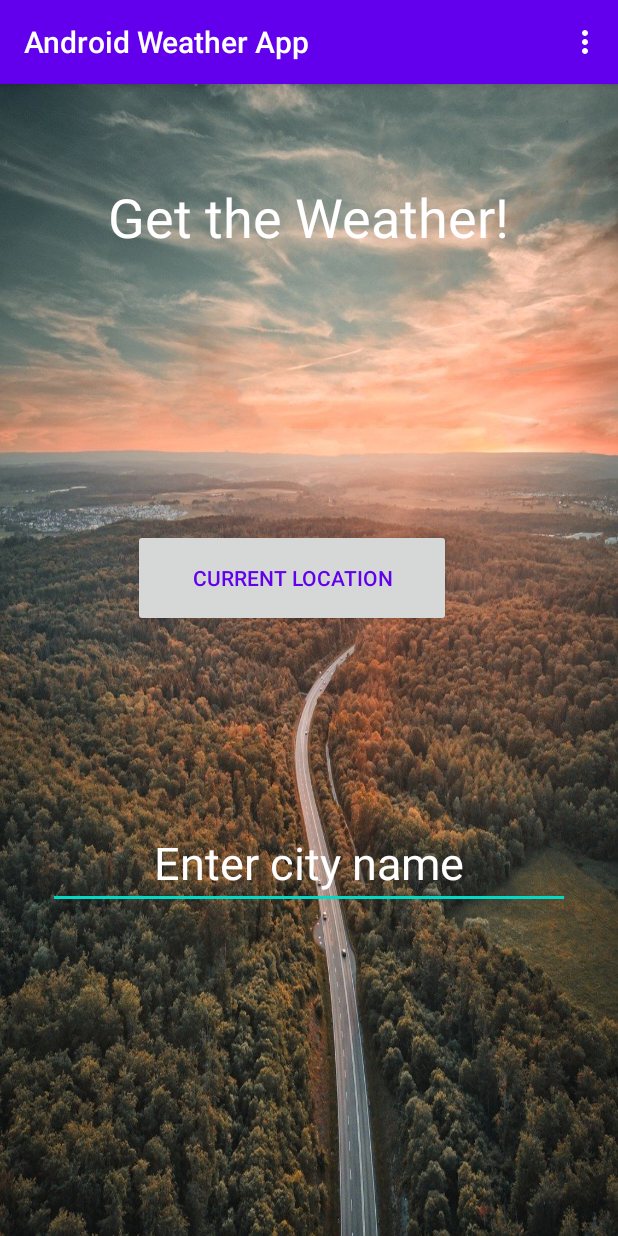
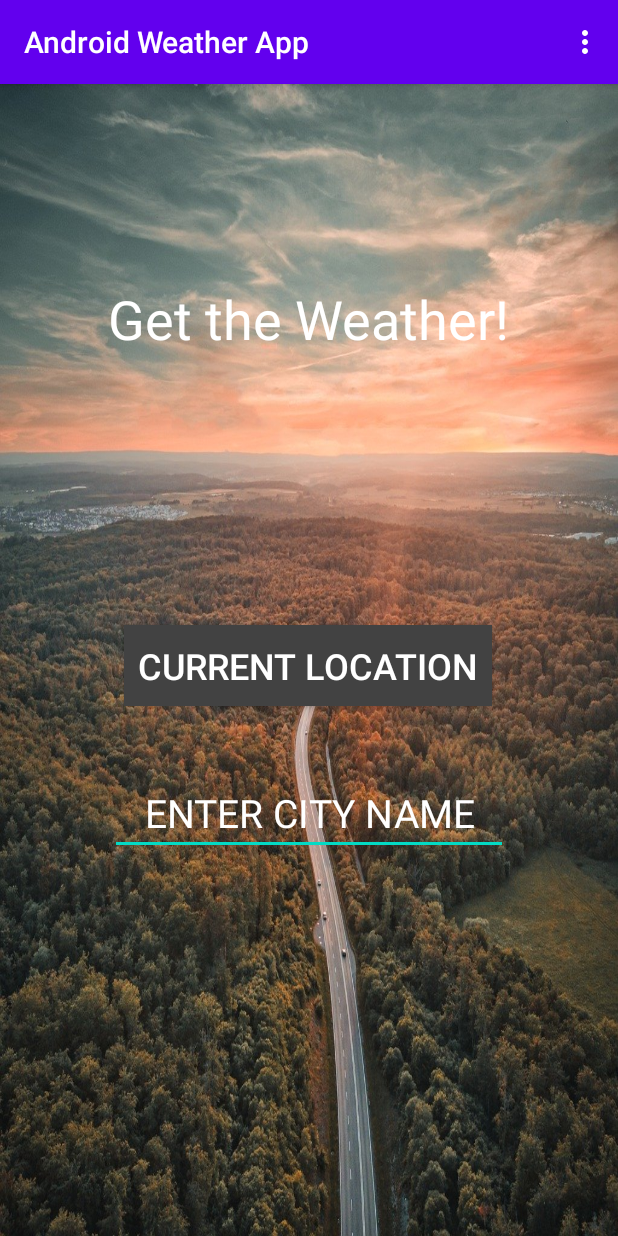
Before and after one commit to albiurs/AndroidWeatherApp, an Android app: the screen it shows after launch (MainActivity), on a phone screen of 412 x 824 dp. Run offline under Robolectric (Android 15) with nearby library versions, the phone set to English and light mode, and no system bars.

Commit message:
graphics final

```diff
--- a/app/src/main/res/layout/fragment_first.xml
+++ b/app/src/main/res/layout/fragment_first.xml
@@ -13,7 +13,7 @@
         android:id="@+id/textView"
         android:layout_width="wrap_content"
         android:layout_height="wrap_content"
-        android:layout_marginTop="64dp"
+        android:layout_marginTop="132dp"
         android:text="@string/search_title"
         android:textColor="@color/design_default_color_background"
         android:textSize="36sp"
@@ -23,26 +23,29 @@
 
     <Button
         android:id="@+id/geoloc_btn"
-        android:layout_width="212dp"
-        android:layout_height="65dp"
-        android:layout_marginTop="184dp"
+        android:layout_width="245dp"
+        android:layout_height="54dp"
+        android:layout_marginTop="180dp"
+        android:background="@color/cardview_dark_background"
+        android:shadowColor="#FD8866"
         android:text="Current Location"
-        android:textColor="@color/colorPrimary"
+        android:textColor="@color/design_default_color_background"
+        android:textSize="24sp"
         app:layout_constraintEnd_toEndOf="parent"
-        app:layout_constraintHorizontal_bias="0.442"
+        app:layout_constraintHorizontal_bias="0.497"
         app:layout_constraintStart_toStartOf="parent"
         app:layout_constraintTop_toBottomOf="@+id/textView" />
 
     <EditText
         android:id="@+id/citySearchQuery"
-        android:layout_width="0dp"
-        android:layout_height="60dp"
+        android:layout_width="265dp"
+        android:layout_height="55dp"
 
         android:layout_centerHorizontal="true"
         android:layout_centerVertical="true"
         android:layout_marginStart="32dp"
         android:layout_marginLeft="32dp"
-        android:layout_marginTop="128dp"
+        android:layout_marginTop="44dp"
         android:layout_marginEnd="32dp"
         android:layout_marginRight="32dp"
         android:gravity="center_vertical|center_horizontal"
@@ -51,14 +54,13 @@
         android:inputType="textAutoCorrect"
         android:textColor="@color/design_default_color_background"
         android:textColorHint="@color/design_default_color_background"
-        android:textSize="30sp"
+        android:textSize="26sp"
         app:layout_constraintEnd_toEndOf="parent"
         app:layout_constraintStart_toStartOf="parent"
         app:layout_constraintTop_toBottomOf="@+id/geoloc_btn" />
 
 
-
-<!--    <Button-->
+    <!--    <Button-->
 <!--        android:id="@+id/submit"-->
 <!--        android:layout_width="wrap_content"-->
 <!--        android:layout_height="wrap_content"-->
--- a/app/src/main/res/values/strings.xml
+++ b/app/src/main/res/values/strings.xml
@@ -21,12 +21,12 @@
 <!-- geo strings -->
     <string name="search_title">Get the Weather!</string>
     <string name="default_location">Fetching Location</string>
-    <string name="default_temp">NA</string>
+    <string name="default_temp">Temp??</string>
     <string name="change_city_description">Click Here to Change City</string>
     <string name="weather_description">This is the weather symbol</string>
     <string name="back_button_description">Dismiss Change City Screen</string>
     <string name="get_weather">Change City</string>
-    <string name="enter_city_name">Enter city name</string>
+    <string name="enter_city_name">ENTER CITY NAME</string>
     <string name="submit">SUBMIT!</string>
 
 
```
Also changed, not shown: app/src/main/res/drawable/ic_question.xml (added, +7 -0 lines), app/src/main/res/layout/fragment_second.xml (+8 -3 lines).
